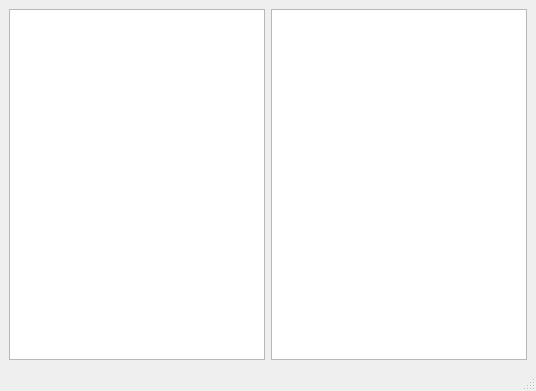
Old version of the form folio.ui in the repository winstonliu/folio.
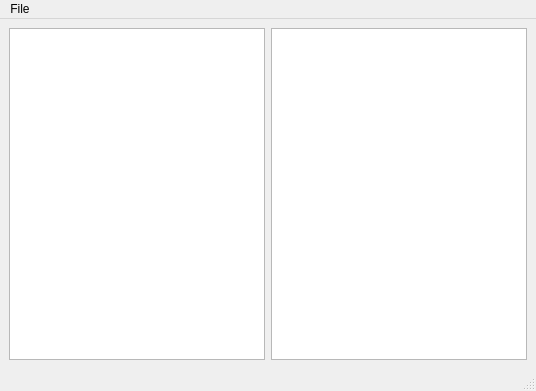
New version of the form.

Commit message: Adding in settings dialog

```diff
--- a/folio.ui
+++ b/folio.ui
@@ -48,6 +48,14 @@
      <height>21</height>
     </rect>
    </property>
+   <widget class="QMenu" name="menuSettings">
+    <property name="title">
+     <string>File</string>
+    </property>
+    <addaction name="actionSettings"/>
+    <addaction name="actionExit"/>
+   </widget>
+   <addaction name="menuSettings"/>
   </widget>
   <widget class="QStatusBar" name="statusbar"/>
  </widget>
```
Left out of the diff: 13 changed lines with no effect on the pictures. The commit also changes 7 other files.
